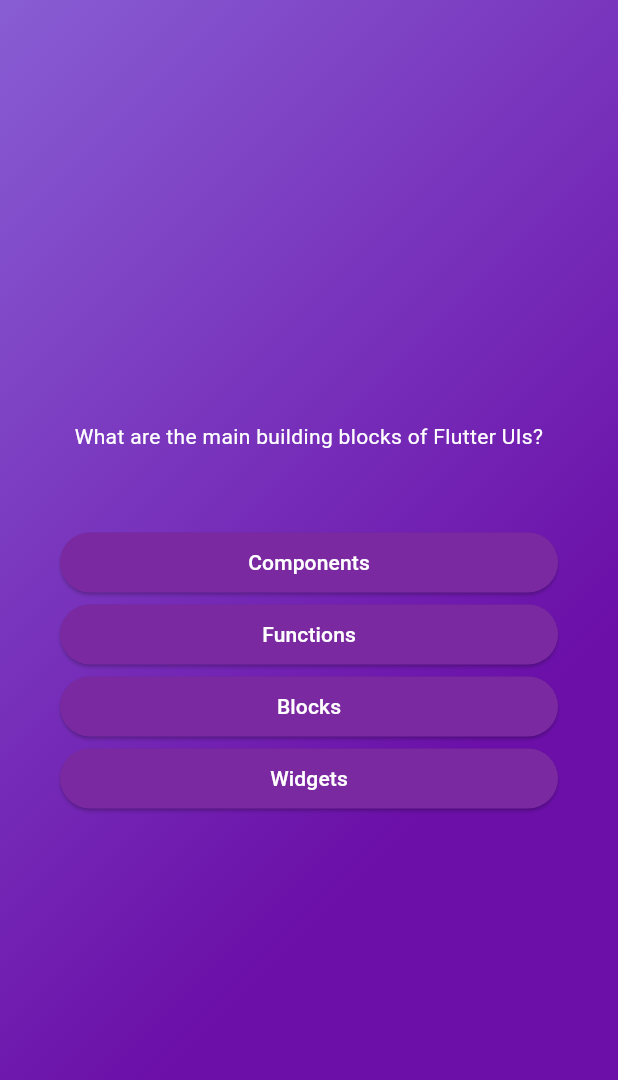
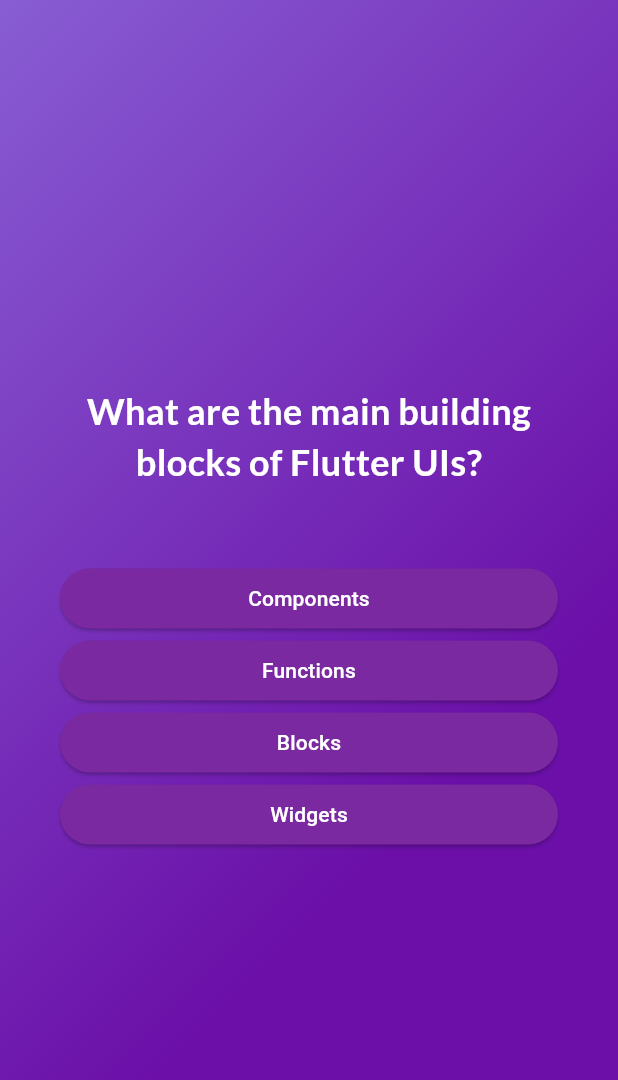
Before and after one commit to NevenD/adv_basics, a Flutter app: the screen it shows after launch, after a tap on "Start Quiz", on a phone screen of 412 x 824 dp. Shown: the top 1080 px of the screen. Run offline on Flutter 3.47's test engine with Material 3 defaults, Android fonts, the phone set to English and light mode, and no system bars; our stand-ins replace google_fonts.

Commit message:
Adding third party library (google fonts)

```diff
--- a/lib/answer_button.dart
+++ b/lib/answer_button.dart
@@ -20,7 +20,7 @@ class AnswerButton extends StatelessWidget {
         foregroundColor: Colors.white,
         shape: RoundedRectangleBorder(borderRadius: BorderRadius.circular(40)),
       ),
-      child: Text(answerText),
+      child: Text(answerText, textAlign: TextAlign.center),
     );
   }
 }
--- a/lib/questions_screen.dart
+++ b/lib/questions_screen.dart
@@ -1,5 +1,4 @@
-import 'dart:math';
-
+import 'package:google_fonts/google_fonts.dart';
 import 'package:adv_basics/answer_button.dart';
 import 'package:flutter/material.dart';
 import 'package:adv_basics/data/questions.dart';
@@ -37,7 +36,11 @@ class _QuestionsScreenState extends State<QuestionsScreen> {
           children: [
             Text(
               currentQuestion.text,
-              style: TextStyle(color: Colors.white),
+              style: GoogleFonts.lato(
+                color: const Color.fromARGB(255, 255, 255, 255),
+                fontSize: 24,
+                fontWeight: FontWeight.bold,
+              ),
               textAlign: TextAlign.center,
             ),
             SizedBox(height: 50),
--- a/lib/start_screen.dart
+++ b/lib/start_screen.dart
@@ -1,4 +1,5 @@
 import 'package:flutter/material.dart';
+import 'package:google_fonts/google_fonts.dart';
 
 class StartScreen extends StatelessWidget {
   const StartScreen(this.startQuiz, {super.key});
@@ -17,9 +18,9 @@ class StartScreen extends StatelessWidget {
             color: const Color.fromARGB(150, 255, 255, 255),
           ),
           const SizedBox(height: 80),
-          const Text(
+          Text(
             'Learn Flutter the fun way!',
-            style: TextStyle(
+            style: GoogleFonts.lato(
               color: Color.fromARGB(255, 237, 223, 252),
               fontSize: 24,
             ),
--- a/pubspec.yaml
+++ b/pubspec.yaml
@@ -34,6 +34,7 @@ dependencies:
   # The following adds the Cupertino Icons font to your application.
   # Use with the CupertinoIcons class for iOS style icons.
   cupertino_icons: ^1.0.8
+  google_fonts: ^6.2.1
 
 dev_dependencies:
   flutter_test:
```
Also changed, not shown: pubspec.lock, 1 other file.
